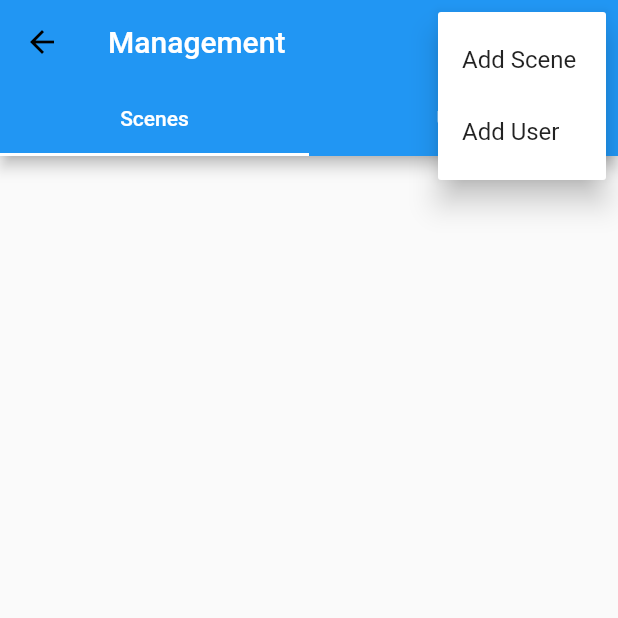
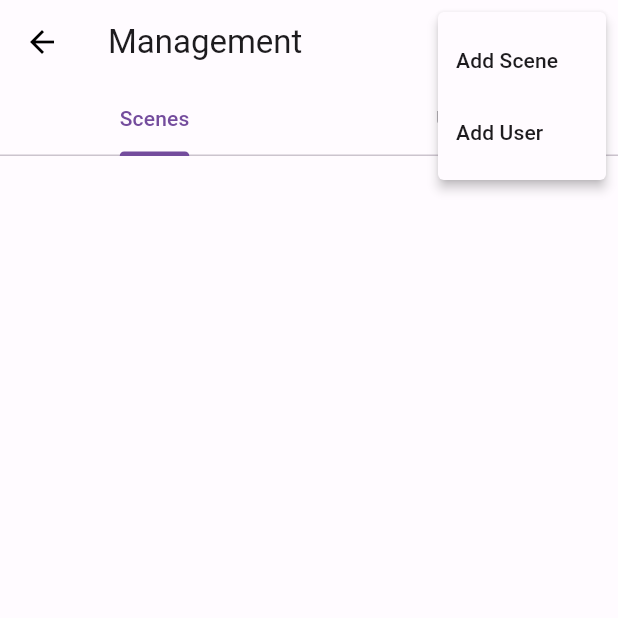
Before and after one commit to bbslzy001/iai, a Flutter app: the ManagementPage screen opened by its route, after a tap on the "more vert" icon, on a phone screen of 412 x 824 dp, the top half of it. Run offline on Flutter 3.47's test engine with Material 2 defaults, Android fonts, the phone set to English and light mode, and no system bars; our stand-ins replace carousel_slider, flutter_slidable, sqflite; missing offline and left inert: encrypt, pointycastle; accounts and stored records are empty.

Commit message:
used md3.

```diff
--- /dev/null
+++ b/lib/color_schemes.dart
@@ -0,0 +1,69 @@
+import 'package:flutter/material.dart';
+
+const lightColorScheme = ColorScheme(
+  brightness: Brightness.light,
+  primary: Color(0xFF744C9D),
+  onPrimary: Color(0xFFFFFFFF),
+  primaryContainer: Color(0xFFF0DBFF),
+  onPrimaryContainer: Color(0xFF2C0051),
+  secondary: Color(0xFF665A6F),
+  onSecondary: Color(0xFFFFFFFF),
+  secondaryContainer: Color(0xFFEDDDF6),
+  onSecondaryContainer: Color(0xFF21182A),
+  tertiary: Color(0xFF964909),
+  onTertiary: Color(0xFFFFFFFF),
+  tertiaryContainer: Color(0xFFFFDBC8),
+  onTertiaryContainer: Color(0xFF311300),
+  error: Color(0xFFBA1A1A),
+  errorContainer: Color(0xFFFFDAD6),
+  onError: Color(0xFFFFFFFF),
+  onErrorContainer: Color(0xFF410002),
+  background: Color(0xFFFFFBFF),
+  onBackground: Color(0xFF1D1B1E),
+  surface: Color(0xFFFFFBFF),
+  onSurface: Color(0xFF1D1B1E),
+  surfaceVariant: Color(0xFFE9DFEB),
+  onSurfaceVariant: Color(0xFF4A454E),
+  outline: Color(0xFF7C757E),
+  onInverseSurface: Color(0xFFF5EFF4),
+  inverseSurface: Color(0xFF322F33),
+  inversePrimary: Color(0xFFDCB8FF),
+  shadow: Color(0xFF000000),
+  surfaceTint: Color(0xFF744C9D),
+  outlineVariant: Color(0xFFCCC4CE),
+  scrim: Color(0xFF000000),
+);
+
+const darkColorScheme = ColorScheme(
+  brightness: Brightness.dark,
+  primary: Color(0xFFDCB8FF),
+  onPrimary: Color(0xFF431A6B),
+  primaryContainer: Color(0xFF5B3383),
+  onPrimaryContainer: Color(0xFFF0DBFF),
+  secondary: Color(0xFFD0C1DA),
+  onSecondary: Color(0xFF362C3F),
+  secondaryContainer: Color(0xFF4D4357),
+  onSecondaryContainer: Color(0xFFEDDDF6),
+  tertiary: Color(0xFFFFB689),
+  onTertiary: Color(0xFF512300),
+  tertiaryContainer: Color(0xFF743500),
+  onTertiaryContainer: Color(0xFFFFDBC8),
+  error: Color(0xFFFFB4AB),
+  errorContainer: Color(0xFF93000A),
+  onError: Color(0xFF690005),
+  onErrorContainer: Color(0xFFFFDAD6),
+  background: Color(0xFF1D1B1E),
+  onBackground: Color(0xFFE7E1E5),
+  surface: Color(0xFF1D1B1E),
+  onSurface: Color(0xFFE7E1E5),
+  surfaceVariant: Color(0xFF4A454E),
+  onSurfaceVariant: Color(0xFFCCC4CE),
+  outline: Color(0xFF968E98),
+  onInverseSurface: Color(0xFF1D1B1E),
+  inverseSurface: Color(0xFFE7E1E5),
+  inversePrimary: Color(0xFF744C9D),
+  shadow: Color(0xFF000000),
+  surfaceTint: Color(0xFFDCB8FF),
+  outlineVariant: Color(0xFF4A454E),
+  scrim: Color(0xFF000000),
+);
--- a/lib/main.dart
+++ b/lib/main.dart
@@ -2,6 +2,7 @@
 
 import 'package:flutter/material.dart';
 
+import 'package:conversation_notebook/color_schemes.dart';
 import 'package:conversation_notebook/pages/add_scene_page.dart';
 import 'package:conversation_notebook/pages/add_user_page.dart';
 import 'package:conversation_notebook/pages/chat_page.dart';
@@ -21,6 +22,8 @@ class MyApp extends StatelessWidget {
   Widget build(BuildContext context) {
     return MaterialApp(
       title: 'Character',
+      theme: ThemeData(useMaterial3: true, colorScheme: lightColorScheme),
+      darkTheme: ThemeData(useMaterial3: true, colorScheme: darkColorScheme),
       initialRoute: '/',
       onGenerateRoute: (settings) {
         switch (settings.name) {
```
